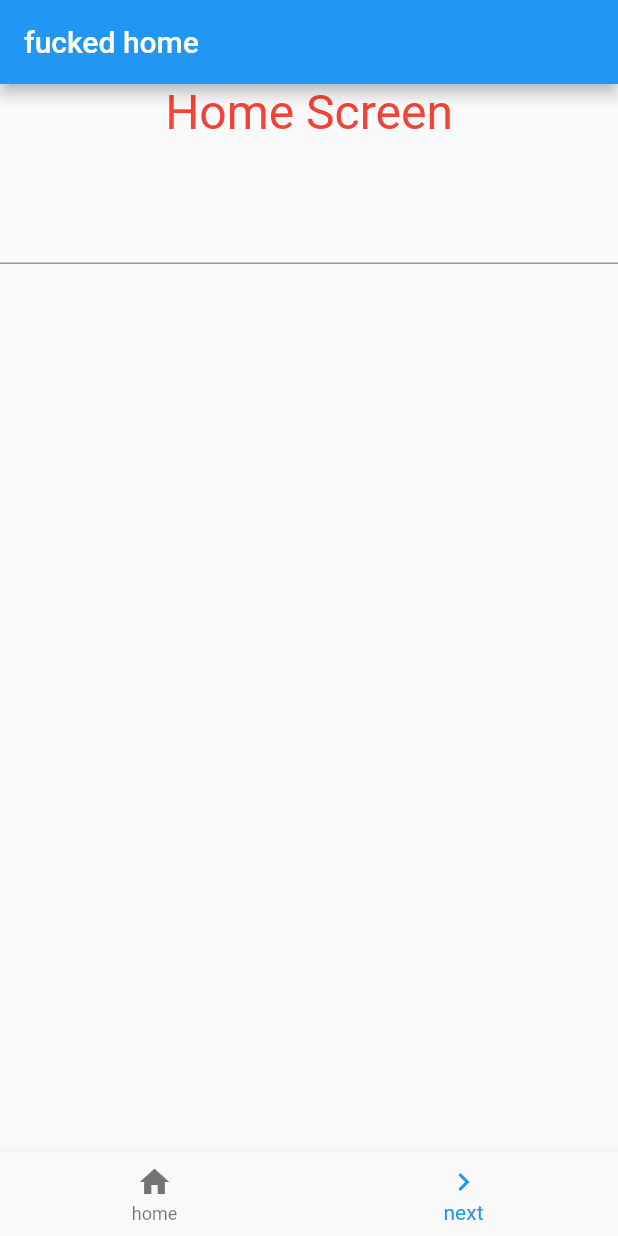
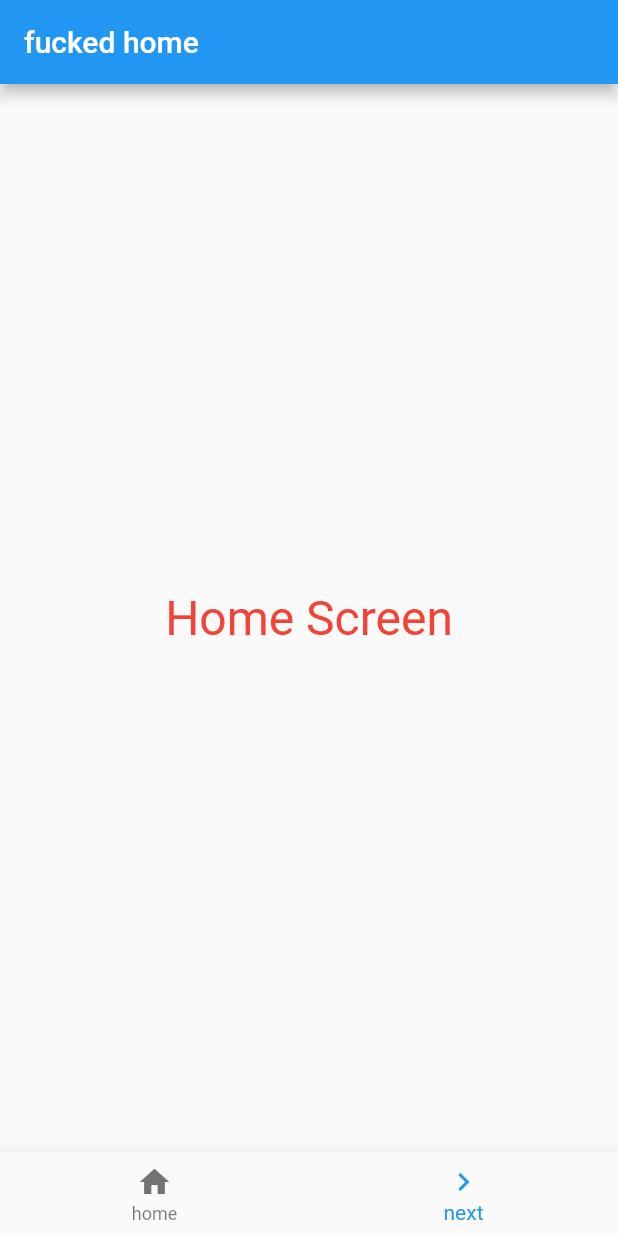
Before and after one commit to shtakai/udonfluttre, a Flutter app: the screen it shows after launch, on a phone screen of 412 x 824 dp. Run offline on Flutter 3.47's test engine with Material 2 defaults, Android fonts, the phone set to English and light mode, and no system bars.

```diff
--- a/lib/main.dart
+++ b/lib/main.dart
@@ -8,6 +8,12 @@ class MyApp extends StatelessWidget {
     return new MaterialApp(
       title: 'fuck kill destroy',
       home: new FirstScreen(),
+      initialRoute: '/',
+      routes: {
+        '/': (context) => FirstScreen(),
+        '/second': (context) => SecondScreen('Second'),
+        '/third': (context) => SecondScreen('Third'),
+      },
     );
   }
 }
@@ -20,18 +26,14 @@ class FirstScreen extends StatefulWidget {
 }
 
 class _FirstScreenState extends State<FirstScreen> {
-  final _controller = TextEditingController();
-  String _input = '';
-
   @override
   Widget build(BuildContext context) {
     return Scaffold(
       appBar: AppBar(
         title: Text('fucked home'),
       ),
-      body: Column(
-        children: <Widget>[
-          Text(
+      body: Center(
+        child: Text(
           'Home Screen',
           style: TextStyle(
             fontSize: 32.0,
@@ -39,17 +41,6 @@ class _FirstScreenState extends State<FirstScreen> {
             color: Colors.red,
           ),
         ),
-          Padding(
-            padding: EdgeInsets.all(10.0),
-          ),
-          TextField(
-            controller: _controller,
-            style: TextStyle(
-              fontSize: 32.0,
-            ),
-            onChanged: changeField,
-          ),
-        ],
       ),
       bottomNavigationBar: BottomNavigationBar(
         currentIndex: 1,
@@ -65,17 +56,15 @@ class _FirstScreenState extends State<FirstScreen> {
         ],
         onTap: (int value) {
           if (value == 1) {
-            Navigator.push(
+            Navigator.pushNamed(
               context,
-              MaterialPageRoute(builder: (context) => SecondScreen(_input)),
+              '/second',
             );
           }
         },
       ),
     );
   }
-
-  void changeField(String val) => _input = val;
 }
 
 class SecondScreen extends StatelessWidget {
@@ -91,7 +80,7 @@ class SecondScreen extends StatelessWidget {
       ),
       body: Center(
         child: Text(
-          'you typed: "$_value".',
+          '$_value screen.',
           style: TextStyle(
             fontSize: 32.0,
           ),
@@ -111,6 +100,9 @@ class SecondScreen extends StatelessWidget {
         ],
         onTap: (int value) {
           if (value == 0) Navigator.pop(context);
+          if (value == 1) {
+            Navigator.pushNamed(context, '/third',);
+          }
         },
       ),
     );
```
Lines whose indentation alone changed are shown as unchanged.
